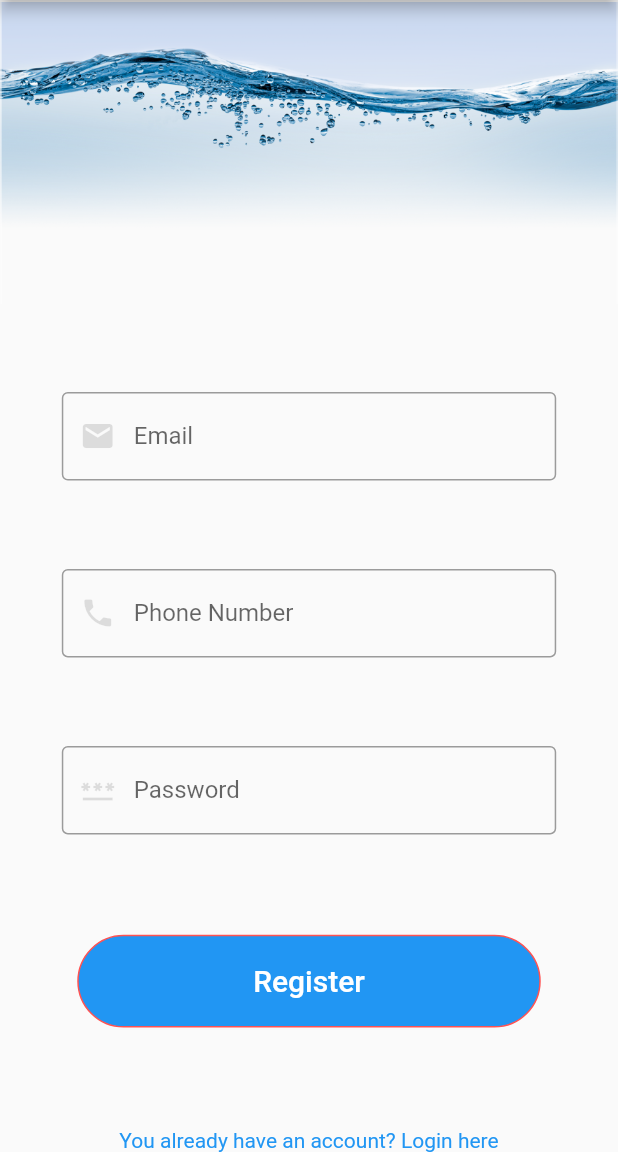
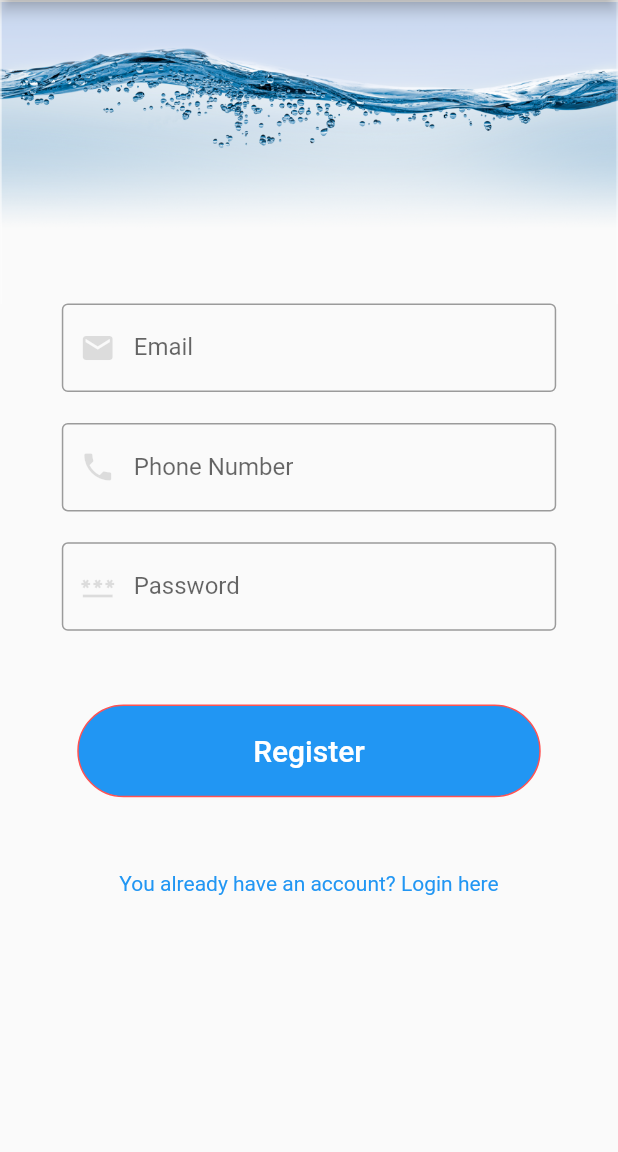
Before and after one commit to AbdullahPS/WaterApp, a Flutter app: the screen it shows after launch, after a tap on "Don't you have an account? Register here", on a phone screen of 412 x 824 dp, the part 84-1236 px from its top. Run offline on Flutter 3.47's test engine with Material 2 defaults, Android fonts, the phone set to English and light mode, and no system bars.

Commit message:
Homepage Registerpage: Adjust distannced between textfields

```diff
--- a/lib/screens/homepage.dart
+++ b/lib/screens/homepage.dart
@@ -53,23 +53,26 @@ class Homepage extends StatelessWidget {
                         labelText: "Password"),
                   ),
                 ),
-                SizedBox(height: size.width / 10),
+                SizedBox(height: size.height / 20),
                 Column(
                   children: [
                     TextButton(
                         onPressed: () => Navigator.of(context)
                             .pushNamed(Watermodule.routePathName),
                         child: Container(
+                          decoration: BoxDecoration(
+                              border: Border.all(color: Colors.redAccent),
+                              color: Colors.blue,
+                              borderRadius: BorderRadius.circular(60)),
                           width: size.width * 0.7,
                           height: size.height * 0.075,
-                          color: Colors.lightBlue,
                           child: Center(
                               child: Text(
                             "Login",
                             style: TextStyle(fontSize: 20, color: Colors.white),
                           )),
                         )),
-                    SizedBox(height: size.width / 10),
+                    SizedBox(height: size.height / 20),
                     GestureDetector(
                       onTap: () => Navigator.of(context)
                           .pushNamed(Register.routePathName),
--- a/lib/screens/register.dart
+++ b/lib/screens/register.dart
@@ -8,13 +8,14 @@ class Register extends StatelessWidget {
   Widget build(BuildContext context) {
     final size = MediaQuery.of(context).size;
     return Scaffold(
+        resizeToAvoidBottomInset: false,
         appBar: AppBar(
           title: Text('WaterApp'),
         ),
         body: Container(
           color: Colors.transparent,
           child: Column(
-            mainAxisAlignment: MainAxisAlignment.spaceBetween,
+            mainAxisAlignment: MainAxisAlignment.start,
             children: [
               Padding(
                 padding: EdgeInsets.only(top: 1),
@@ -37,6 +38,7 @@ class Register extends StatelessWidget {
                   ),
                 ),
               ),
+              SizedBox(height: size.width / 20),
               Container(
                 width: size.width * 0.8,
                 child: TextField(
@@ -51,6 +53,7 @@ class Register extends StatelessWidget {
                   ),
                 ),
               ),
+              SizedBox(height: size.width / 20),
               Container(
                 width: size.width * 0.8,
                 child: TextField(
@@ -61,6 +64,7 @@ class Register extends StatelessWidget {
                       labelText: "Password"),
                 ),
               ),
+              SizedBox(height: size.width / 10),
               TextButton(
                   onPressed: () => null,
                   child: Container(
@@ -76,6 +80,9 @@ class Register extends StatelessWidget {
                       style: TextStyle(fontSize: 20, color: Colors.white),
                     )),
                   )),
+              SizedBox(
+                height: size.height / 20,
+              ),
               GestureDetector(
                 onTap: () => Navigator.of(context).pop(),
                 child: Text(
```
